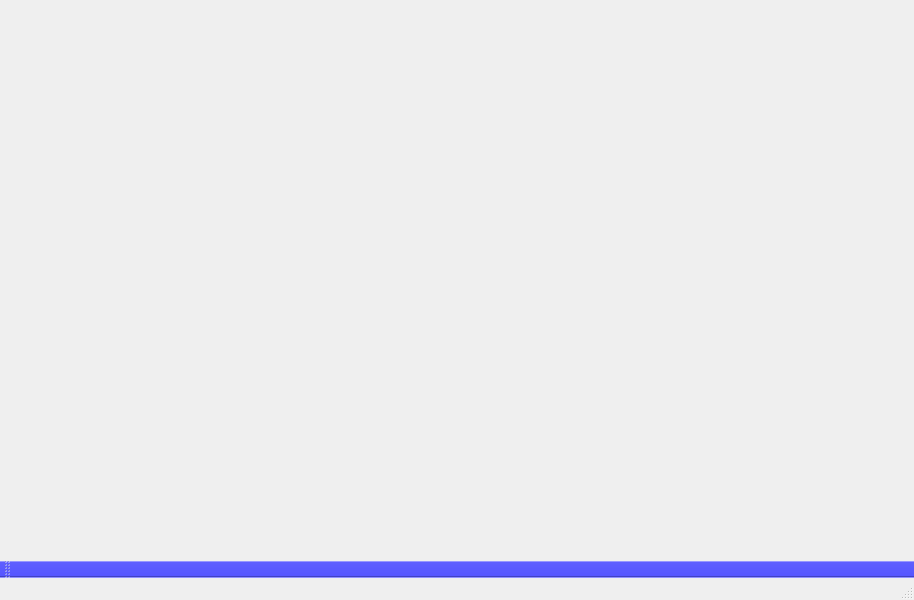
This is mainwindow.ui in Nathan-umesh/Flashcardfreund as Qt 5 draws it before an edit. The edited form follows.
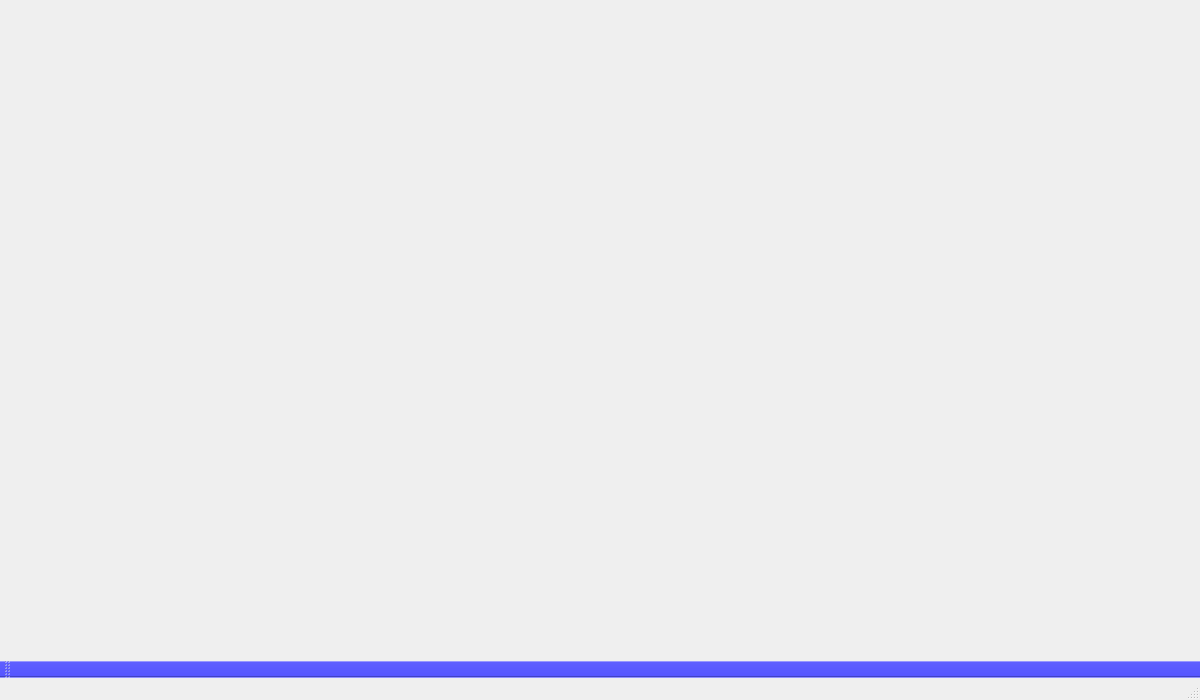
This is the edited form.

Commit message: incorporated scrollbar + buttons

```diff
--- a/mainwindow.ui
+++ b/mainwindow.ui
@@ -6,8 +6,8 @@
    <rect>
     <x>0</x>
     <y>0</y>
-    <width>914</width>
-    <height>600</height>
+    <width>1200</width>
+    <height>700</height>
    </rect>
   </property>
   <property name="windowTitle">
```
Left out of the diff: 2 changed lines with no effect on the pictures. The commit also changes 5 other files.
